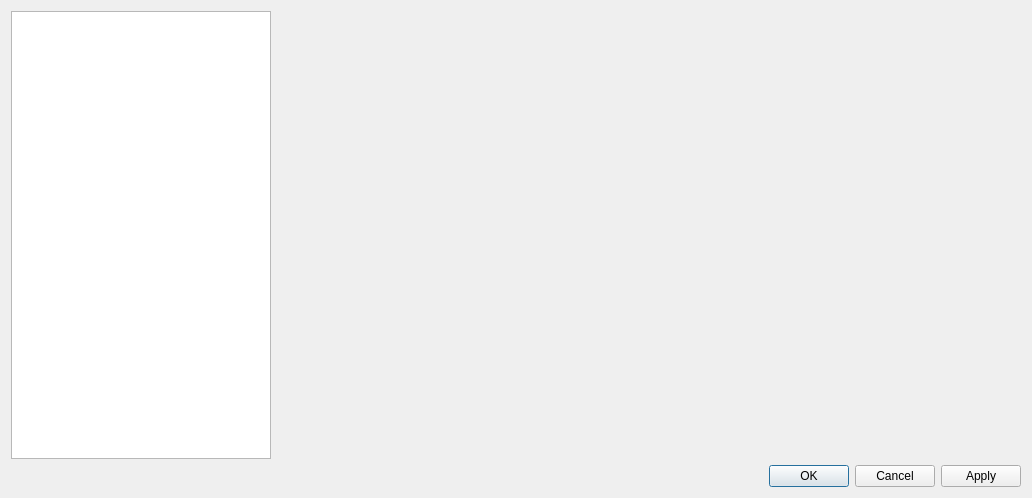
Qt form src/librssguard/gui/dialogs/formsettings.ui (martinrotter/rssguard) before a commit.
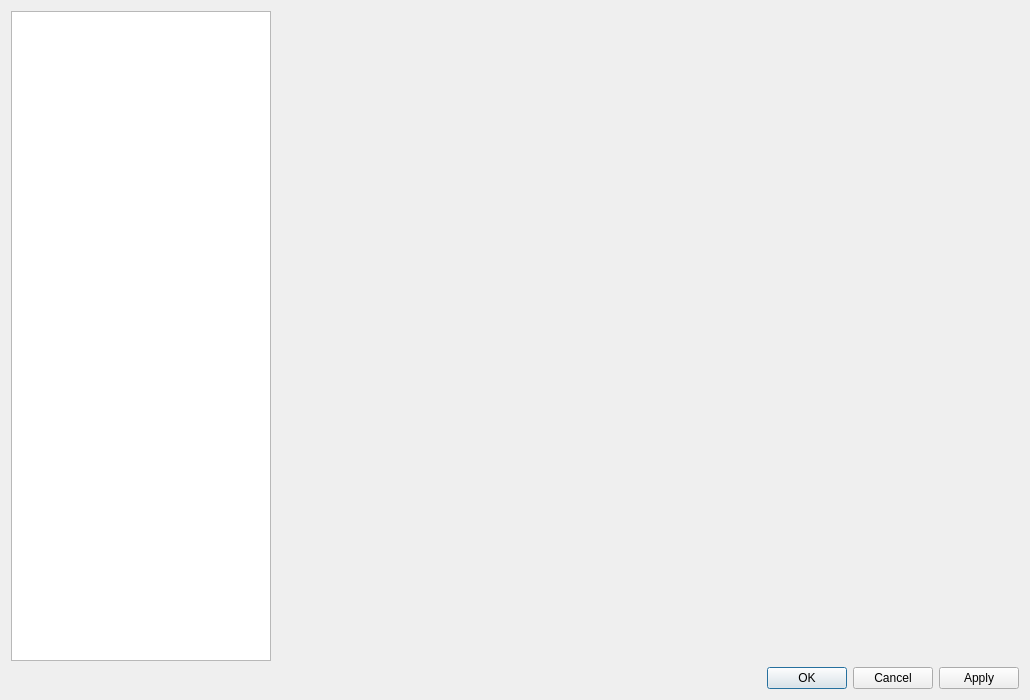
The same form after that commit.

Commit message: display texts in buttons of toolbar editor, make settings dialog bigger

```diff
--- a/src/librssguard/gui/dialogs/formsettings.ui
+++ b/src/librssguard/gui/dialogs/formsettings.ui
@@ -6,8 +6,8 @@
    <rect>
     <x>0</x>
     <y>0</y>
-    <width>1032</width>
-    <height>498</height>
+    <width>1030</width>
+    <height>700</height>
    </rect>
   </property>
   <property name="windowTitle">
```
The commit also changes 1 other file.
